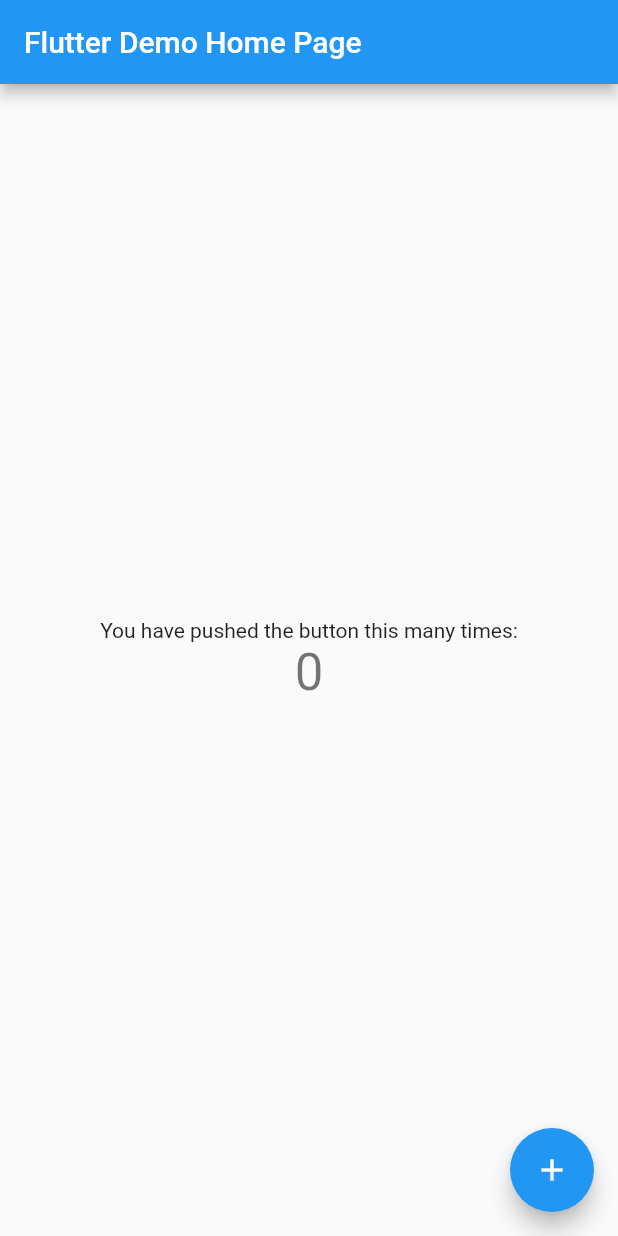
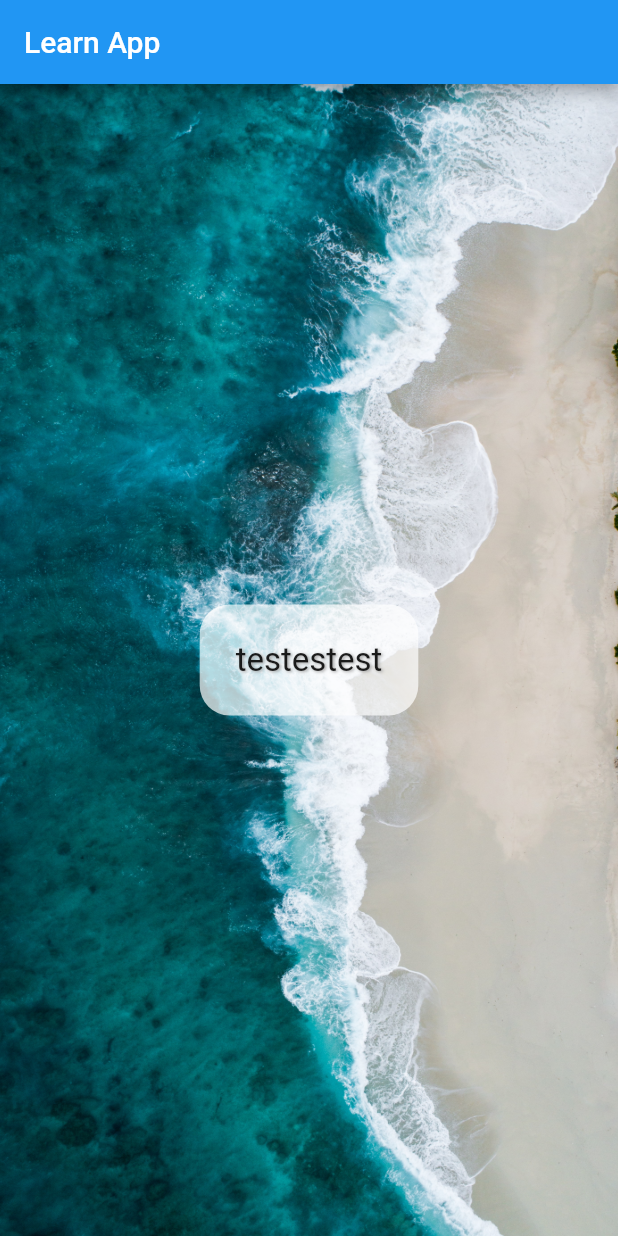
Before and after one commit to dmusial98/LearnApp, a Flutter app: the screen it shows after launch, on a phone screen of 412 x 824 dp. Run offline on Flutter 3.47's test engine with Material 2 defaults, Android fonts, the phone set to English and light mode, and no system bars.

```diff
--- a/lib/main.dart
+++ b/lib/main.dart
@@ -1,115 +1,50 @@
 import 'package:flutter/material.dart';
 
-void main() {
-  runApp(const MyApp());
+void main()
+{
+  runApp(const GlobeApp());
 }
 
-class MyApp extends StatelessWidget {
-  const MyApp({super.key});
+// type 'stless'
+class GlobeApp extends StatelessWidget {
+  const GlobeApp({super.key});
 
-  // This widget is the root of your application.
   @override
   Widget build(BuildContext context) {
     return MaterialApp(
-      title: 'Flutter Demo',
-      theme: ThemeData(
-        // This is the theme of your application.
-        //
-        // Try running your application with "flutter run". You'll see the
-        // application has a blue toolbar. Then, without quitting the app, try
-        // changing the primarySwatch below to Colors.green and then invoke
-        // "hot reload" (press "r" in the console where you ran "flutter run",
-        // or simply save your changes to "hot reload" in a Flutter IDE).
-        // Notice that the counter didn't reset back to zero; the application
-        // is not restarted.
-        primarySwatch: Colors.blue,
-      ),
-      home: const MyHomePage(title: 'Flutter Demo Home Page'),
+      home: Scaffold(
+        appBar: AppBar(title: const Text('Learn App')),
+        body: Container(
+          decoration: const BoxDecoration(
+            image: DecorationImage(
+              image: AssetImage('assets/sea.jpg'),
+              fit: BoxFit.cover,
+            )
+          ),
+          child: Center(
+            child: Container(
+              padding: const EdgeInsets.all(24),
+              decoration: const BoxDecoration(
+                borderRadius: BorderRadius.all(Radius.circular(20)),
+                color: Colors.white70,
+              ),
+              child: const Text(
+                'testestest',
+                textAlign: TextAlign.center,
+                style: TextStyle(
+                  fontSize: 22,
+                  shadows: [
+                    Shadow(
+                      offset: Offset(1.0, 1.0),
+                      blurRadius: 2.0,
+                      color: Colors.grey
+                    )
+                  ]
+                )
+                ))),
+        )
+
+      )
     );
   }
 }
-
-class MyHomePage extends StatefulWidget {
-  const MyHomePage({super.key, required this.title});
-
-  // This widget is the home page of your application. It is stateful, meaning
-  // that it has a State object (defined below) that contains fields that affect
-  // how it looks.
-
-  // This class is the configuration for the state. It holds the values (in this
-  // case the title) provided by the parent (in this case the App widget) and
-  // used by the build method of the State. Fields in a Widget subclass are
-  // always marked "final".
-
-  final String title;
-
-  @override
-  State<MyHomePage> createState() => _MyHomePageState();
-}
-
-class _MyHomePageState extends State<MyHomePage> {
-  int _counter = 0;
-
-  void _incrementCounter() {
-    setState(() {
-      // This call to setState tells the Flutter framework that something has
-      // changed in this State, which causes it to rerun the build method below
-      // so that the display can reflect the updated values. If we changed
-      // _counter without calling setState(), then the build method would not be
-      // called again, and so nothing would appear to happen.
-      _counter++;
-    });
-  }
-
-  @override
-  Widget build(BuildContext context) {
-    // This method is rerun every time setState is called, for instance as done
-    // by the _incrementCounter method above.
-    //
-    // The Flutter framework has been optimized to make rerunning build methods
-    // fast, so that you can just rebuild anything that needs updating rather
-    // than having to individually change instances of widgets.
-    return Scaffold(
-      appBar: AppBar(
-        // Here we take the value from the MyHomePage object that was created by
-        // the App.build method, and use it to set our appbar title.
-        title: Text(widget.title),
-      ),
-      body: Center(
-        // Center is a layout widget. It takes a single child and positions it
-        // in the middle of the parent.
-        child: Column(
-          // Column is also a layout widget. It takes a list of children and
-          // arranges them vertically. By default, it sizes itself to fit its
-          // children horizontally, and tries to be as tall as its parent.
-          //
-          // Invoke "debug painting" (press "p" in the console, choose the
-          // "Toggle Debug Paint" action from the Flutter Inspector in Android
-          // Studio, or the "Toggle Debug Paint" command in Visual Studio Code)
-          // to see the wireframe for each widget.
-          //
-          // Column has various properties to control how it sizes itself and
-          // how it positions its children. Here we use mainAxisAlignment to
-          // center the children vertically; the main axis here is the vertical
-          // axis because Columns are vertical (the cross axis would be
-          // horizontal).
-          mainAxisAlignment: MainAxisAlignment.center,
-          children: <Widget>[
-            const Text(
-              'You have pushed the button this many times:',
-            ),
-            Text(
-              '$_counter',
-              style: Theme.of(context).textTheme.headline4,
-            ),
-          ],
-        ),
-      ),
-      floatingActionButton: FloatingActionButton(
-        onPressed: _incrementCounter,
-        tooltip: 'Increment',
-        child: const Icon(Icons.add),
-      ), // This trailing comma makes auto-formatting nicer for build methods.
-    );
-  }
-}
--- a/pubspec.yaml
+++ b/pubspec.yaml
@@ -60,8 +60,8 @@ flutter:
   uses-material-design: true
 
   # To add assets to your application, add an assets section, like this:
-  # assets:
-  #   - images/a_dot_burr.jpeg
+  assets:
+    - assets/
   #   - images/a_dot_ham.jpeg
 
   # An image asset can refer to one or more resolution-specific "variants", see
```
Also changed, not shown: assets/sea.jpg (added), 1 other file.
